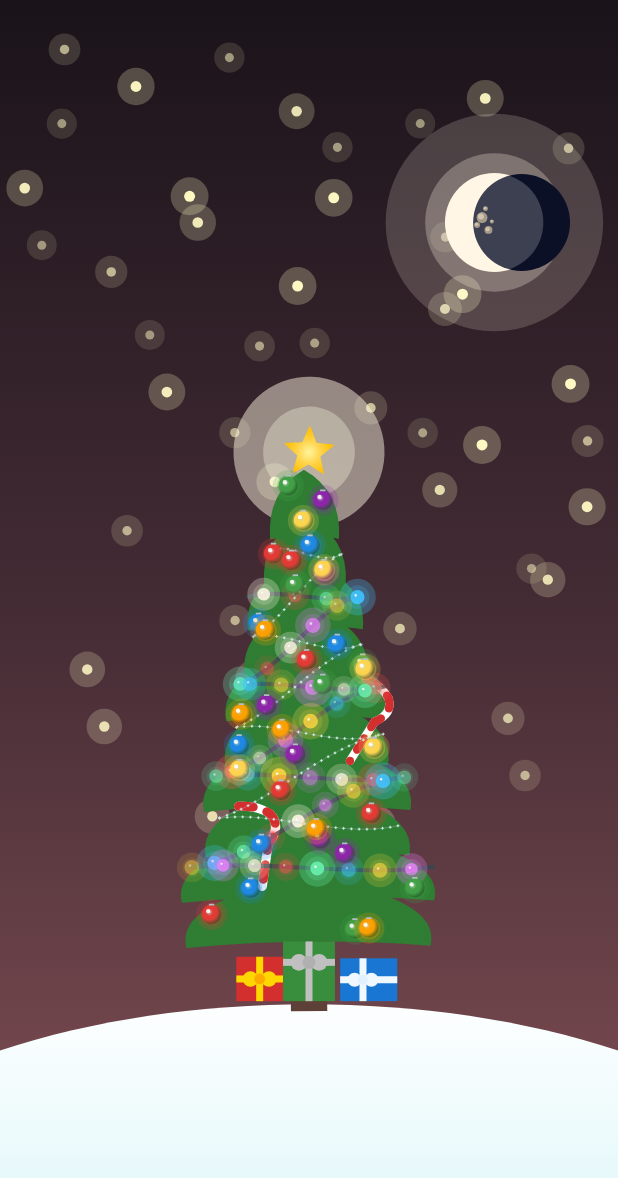
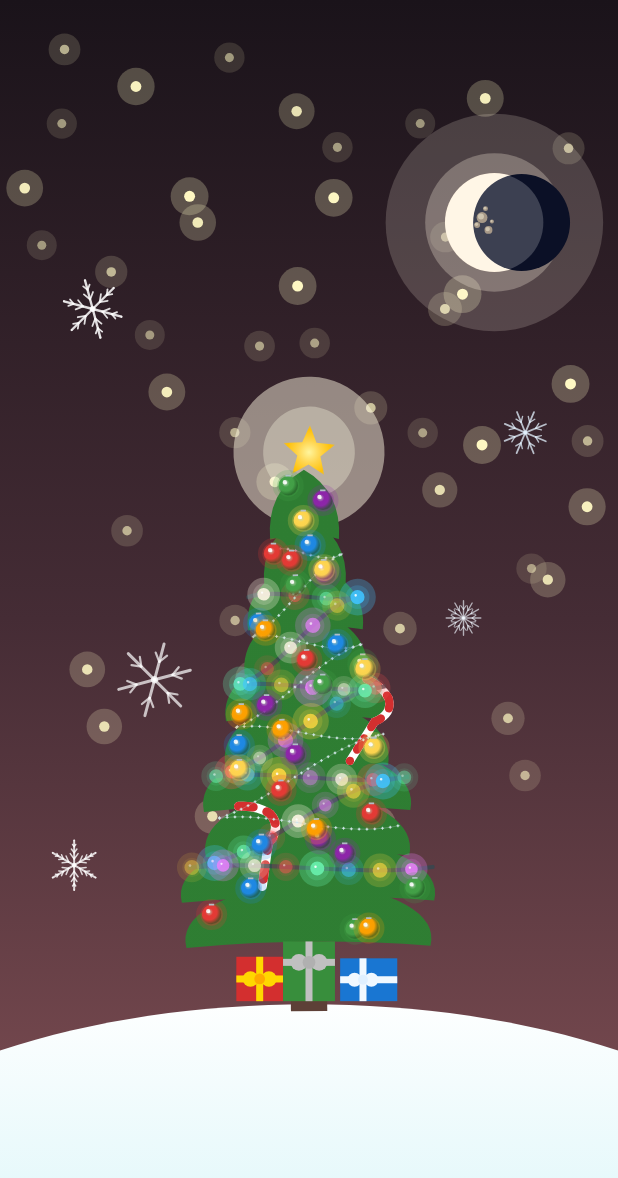
Before and after one commit to DAKSHSEMWAL/AdventCalendar2025, an Android app built with Jetpack Compose: the screen it shows after launch (MainActivity), on a phone screen of 412 x 824 dp. Shown: the top 1178 px of the screen. Run offline under Robolectric (Android 15) with nearby library versions, the phone set to English and light mode, and no system bars.

```diff
--- a/app/src/main/java/news/androiddev/composechristmas/MainActivity.kt
+++ b/app/src/main/java/news/androiddev/composechristmas/MainActivity.kt
@@ -23,6 +23,7 @@ import androidx.compose.ui.graphics.Color
 import androidx.compose.ui.graphics.Path
 import androidx.compose.ui.graphics.PathEffect
 import androidx.compose.ui.graphics.StrokeCap
+import androidx.compose.ui.graphics.drawscope.DrawScope
 import androidx.compose.ui.graphics.drawscope.Stroke
 import androidx.compose.ui.graphics.drawscope.withTransform
 import androidx.compose.ui.tooling.preview.Preview
@@ -54,6 +55,95 @@ data class LightState(
     val isOn: Boolean = true,
     val phase: Float = 0f // 0..1 phase offset for animations
 )
+
+// Day 15: Snowflake drawing helper with customizable parameters
+private fun DrawScope.drawSnowflake(
+    center: Offset,
+    size: Float,
+    branches: Int = 6,
+    complexity: Int = 2, // Number of detail levels per branch
+    color: Color = Color.White,
+    alpha: Float = 1f,
+    rotation: Float = 0f
+) {
+    val strokeWidth = size * 0.08f
+
+    withTransform({
+        rotate(rotation, pivot = center)
+    }) {
+        // Draw each main branch radiating from center
+        for (i in 0 until branches) {
+            val angle = (i * 360f / branches) * (PI / 180f)
+            val cosA = kotlin.math.cos(angle).toFloat()
+            val sinA = kotlin.math.sin(angle).toFloat()
+
+            // Main branch line
+            val endX = center.x + size * cosA
+            val endY = center.y + size * sinA
+            drawLine(
+                color = color,
+                start = center,
+                end = Offset(endX, endY),
+                strokeWidth = strokeWidth,
+                cap = StrokeCap.Round,
+                alpha = alpha
+            )
+
+            // Add detail branches along the main branch
+            for (level in 1..complexity) {
+                val branchDist = size * (level.toFloat() / (complexity + 1))
+                val branchLength = size * (0.35f - level * 0.08f)
+                val branchX = center.x + branchDist * cosA
+                val branchY = center.y + branchDist * sinA
+
+                // Left side branch
+                val leftAngle = angle - PI.toFloat() / 5f
+                val leftEndX = branchX + branchLength * kotlin.math.cos(leftAngle).toFloat()
+                val leftEndY = branchY + branchLength * kotlin.math.sin(leftAngle).toFloat()
+                drawLine(
+                    color = color,
+                    start = Offset(branchX, branchY),
+                    end = Offset(leftEndX, leftEndY),
+                    strokeWidth = strokeWidth * 0.75f,
+                    cap = StrokeCap.Round,
+                    alpha = alpha
+                )
+
+                // Right side branch
+                val rightAngle = angle + PI.toFloat() / 5f
+                val rightEndX = branchX + branchLength * kotlin.math.cos(rightAngle).toFloat()
+                val rightEndY = branchY + branchLength * kotlin.math.sin(rightAngle).toFloat()
+                drawLine(
+                    color = color,
+                    start = Offset(branchX, branchY),
+                    end = Offset(rightEndX, rightEndY),
+                    strokeWidth = strokeWidth * 0.75f,
+                    cap = StrokeCap.Round,
+                    alpha = alpha
+                )
+            }
+
+            // Optional: Add tiny crystalline details at the tips
+            if (complexity > 1) {
+                val tipSize = size * 0.12f
+                drawCircle(
+                    color = color,
+                    radius = tipSize * 0.3f,
+                    center = Offset(endX, endY),
+                    alpha = alpha * 0.7f
+                )
+            }
+        }
+
+        // Center crystalline core
+        drawCircle(
+            color = color,
+            radius = strokeWidth * 1.2f,
+            center = center,
+            alpha = alpha
+        )
+    }
+}
 
 @Composable
 fun ChristmasScene(modifier: Modifier = Modifier, skyTheme: SkyTheme = SkyTheme.NightSky) {
@@ -1027,6 +1117,67 @@ fun ChristmasScene(modifier: Modifier = Modifier, skyTheme: SkyTheme = SkyTheme.
                 center = Offset(bow3X, bow3Y)
             )
         }
+
+        // --- 10. Sample Snowflakes (Day 15 Demo) ---
+        // Demonstrate various snowflake configurations
+        run {
+            val baseSize = canvasWidth * 0.04f
+
+            // Classic 6-branch snowflake with high complexity
+            drawSnowflake(
+                center = Offset(canvasWidth * 0.15f, canvasHeight * 0.25f),
+                size = baseSize * 1.2f,
+                branches = 6,
+                complexity = 2,
+                color = Color.White,
+                alpha = 0.85f,
+                rotation = 15f
+            )
+
+            // Simple 8-branch snowflake
+            drawSnowflake(
+                center = Offset(canvasWidth * 0.85f, canvasHeight * 0.35f),
+                size = baseSize * 0.9f,
+                branches = 8,
+                complexity = 1,
+                color = Color(0xFFE3F2FD),
+                alpha = 0.75f,
+                rotation = -22f
+            )
+
+            // Larger 6-branch with minimal detail
+            drawSnowflake(
+                center = Offset(canvasWidth * 0.25f, canvasHeight * 0.55f),
+                size = baseSize * 1.5f,
+                branches = 6,
+                complexity = 1,
+                color = Color.White,
+                alpha = 0.70f,
+                rotation = 45f
+            )
+
+            // Small delicate 12-branch snowflake
+            drawSnowflake(
+                center = Offset(canvasWidth * 0.75f, canvasHeight * 0.50f),
+                size = baseSize * 0.7f,
+                branches = 12,
+                complexity = 1,
+                color = Color(0xFFF0F8FF),
+                alpha = 0.65f,
+                rotation = 0f
+            )
+
+            // Medium complex 6-branch
+            drawSnowflake(
+                center = Offset(canvasWidth * 0.12f, canvasHeight * 0.70f),
+                size = baseSize,
+                branches = 6,
+                complexity = 3,
+                color = Color.White,
+                alpha = 0.80f,
+                rotation = -30f
+            )
+        }
     }
 }
 
```
